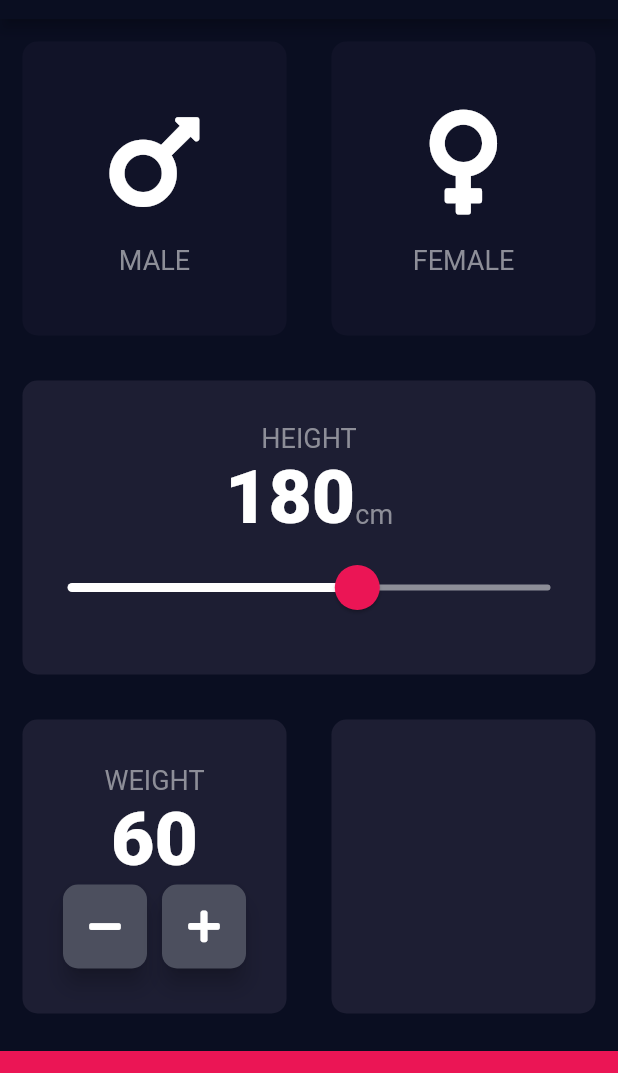
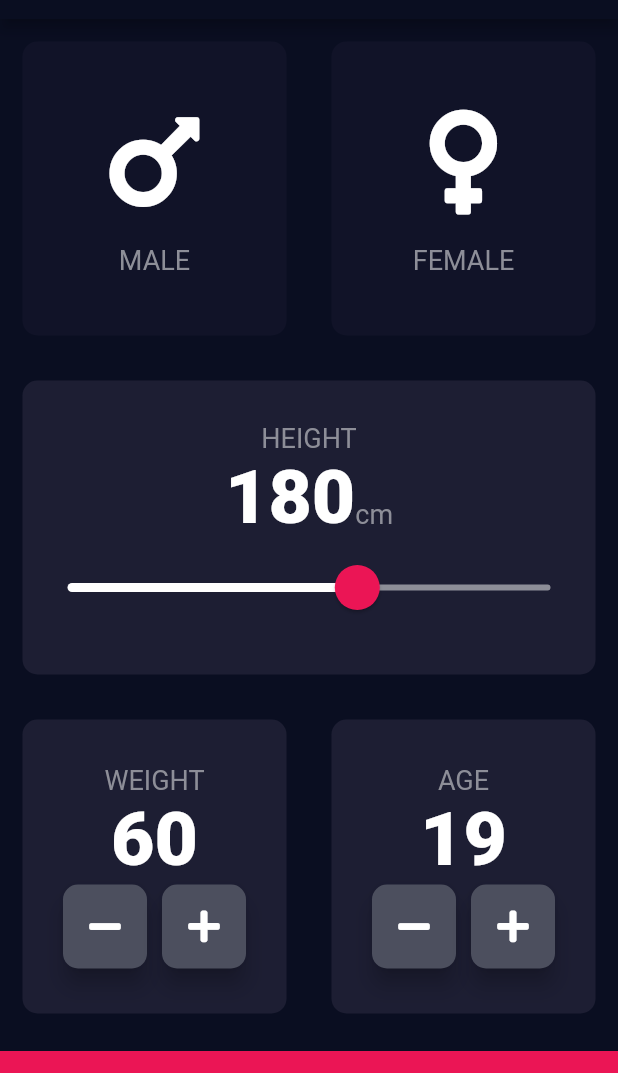
Before and after one commit to afadhitya/Flutter-Course-Example-Project, a Flutter app: the screen it shows after launch, on a phone screen of 412 x 824 dp, the part 65-1138 px from its top. Run offline on Flutter 3.47's test engine with Material 2 defaults, Android fonts, the phone set to English and light mode, and no system bars; our stand-ins replace audioplayers, font_awesome_flutter, rflutter_alert.

Commit message:
[ section 12 ] add custom button for input age

```diff
--- a/Section 12/bmi-calculator-flutter-master/lib/input_page.dart
+++ b/Section 12/bmi-calculator-flutter-master/lib/input_page.dart
@@ -15,6 +15,7 @@ class _InputPageState extends State<InputPage> {
   Gender selectedGender;
   int height = 180;
   int weight = 60;
+  int age = 19;
 
   @override
   Widget build(BuildContext context) {
@@ -162,6 +163,43 @@ class _InputPageState extends State<InputPage> {
                 Expanded(
                   child: ReusableCard(
                     color: kActiveCardColor,
+                    childCard: Column(
+                      mainAxisAlignment: MainAxisAlignment.center,
+                      children: [
+                        Text(
+                          'AGE',
+                          style: kLabelTextStyle,
+                        ),
+                        Text(
+                          age.toString(),
+                          style: kNumberTextStyle,
+                        ),
+                        Row(
+                          mainAxisAlignment: MainAxisAlignment.center,
+                          children: [
+                            RoundIconButton(
+                              icon: FontAwesomeIcons.minus,
+                              onTap: () {
+                                setState(() {
+                                  age--;
+                                });
+                              },
+                            ),
+                            SizedBox(
+                              width: 10.0,
+                            ),
+                            RoundIconButton(
+                              icon: FontAwesomeIcons.plus,
+                              onTap: () {
+                                setState(() {
+                                  age++;
+                                });
+                              },
+                            ),
+                          ],
+                        )
+                      ],
+                    ),
                   ),
                 ),
               ],
```
